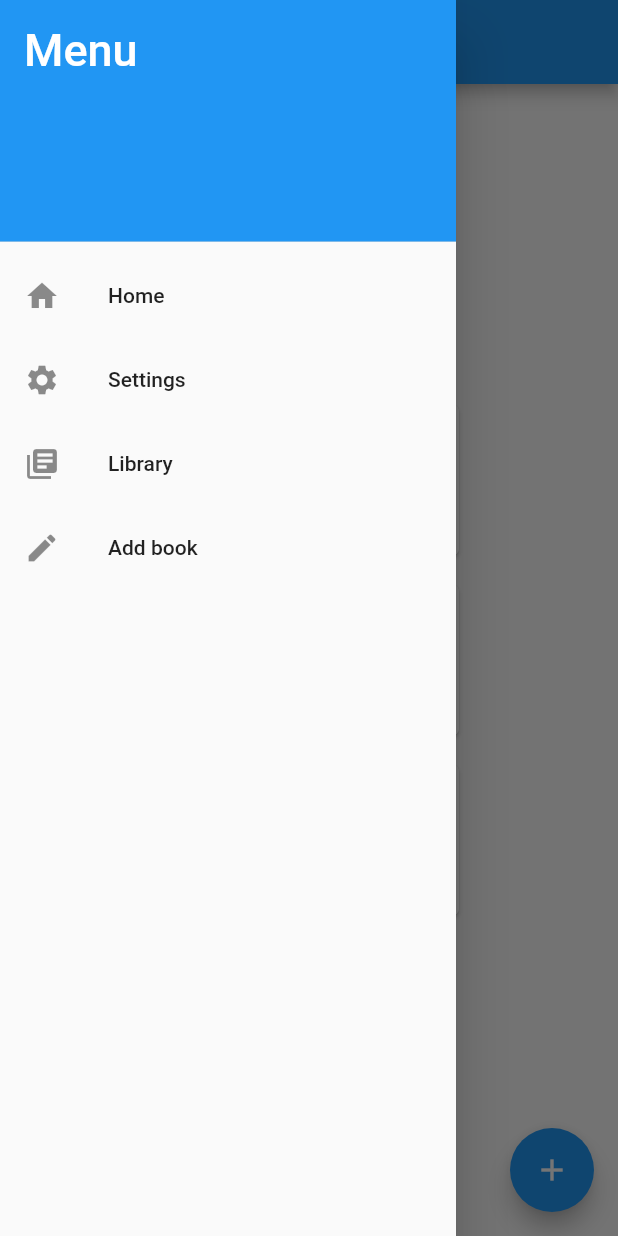
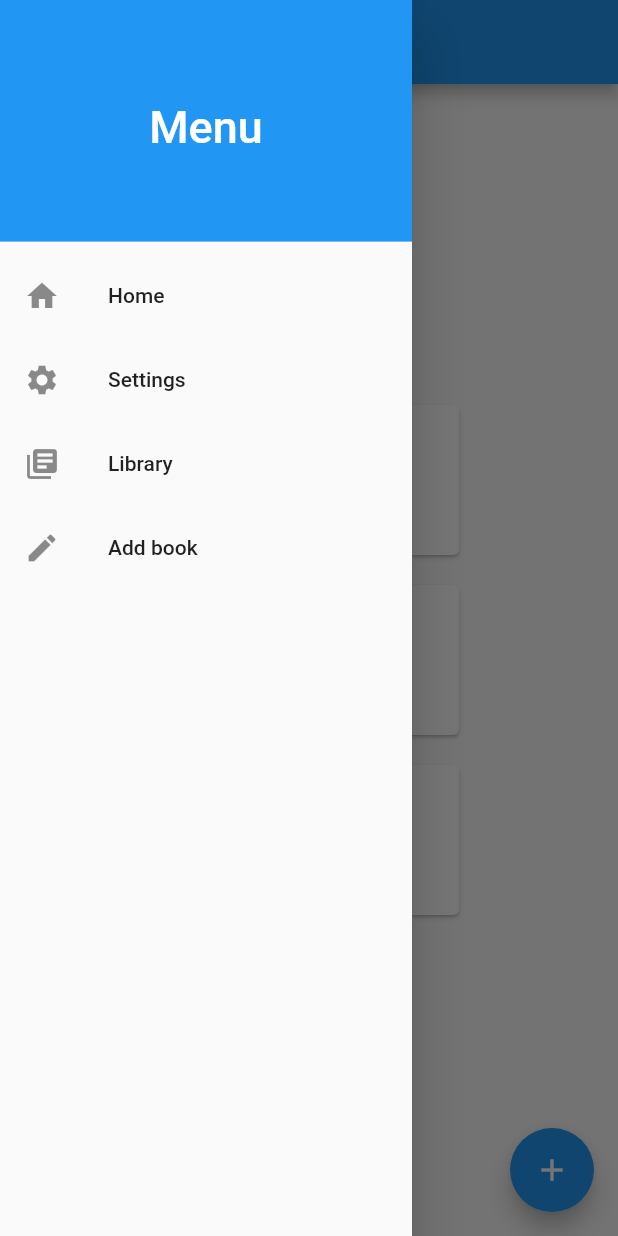
Before and after one commit to hegeds/digital_library, a Flutter app: the screen it shows after launch, with the side drawer open, on a phone screen of 412 x 824 dp. Run offline on Flutter 3.47's test engine with Material 2 defaults, Android fonts, the phone set to English and light mode, and no system bars; our stand-ins replace sqflite; missing offline and left inert: flutter_barcode_scanner; accounts and stored records are empty.

Commit message:
Fix drawer size and title position

```diff
--- a/lib/components/navbar.dart
+++ b/lib/components/navbar.dart
@@ -11,9 +11,11 @@ class NavDrawer extends Drawer {
               children: [
                 const DrawerHeader(
                   decoration: BoxDecoration(color: Colors.blue),
-                  child: Text(
-                    'Menu',
-                    style: TextStyle(fontSize: 30, color: Colors.white),
+                  child: Center(
+                    child: Text(
+                      'Menu',
+                      style: TextStyle(fontSize: 30, color: Colors.white),
+                    ),
                   ),
                 ),
                 ListTile(
--- a/lib/components/page_layout.dart
+++ b/lib/components/page_layout.dart
@@ -20,8 +20,11 @@ class PageLayout extends StatelessWidget {
       appBar: AppBar(
         title: Text(title),
       ),
-      drawer: NavDrawer(
-        context: context,
+      drawer: SizedBox(
+        width: MediaQuery.of(context).size.width / 3 * 2,
+        child: NavDrawer(
+          context: context,
+        ),
       ),
       body: body,
       floatingActionButton: floatingActionButton,
```
